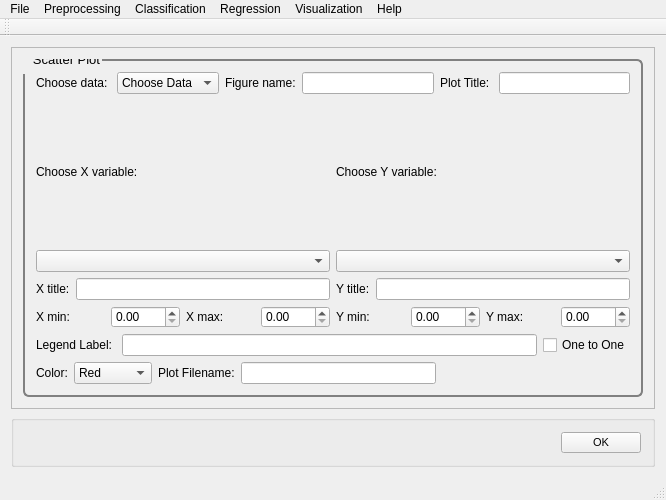
This is src/PYSAT_Gui_UI_Forms/UI Files/01_mainwindow_scatterplot.ui in tisaconundrum2/PySAT-GUI as Qt 5 draws it before an edit. The edited form follows.
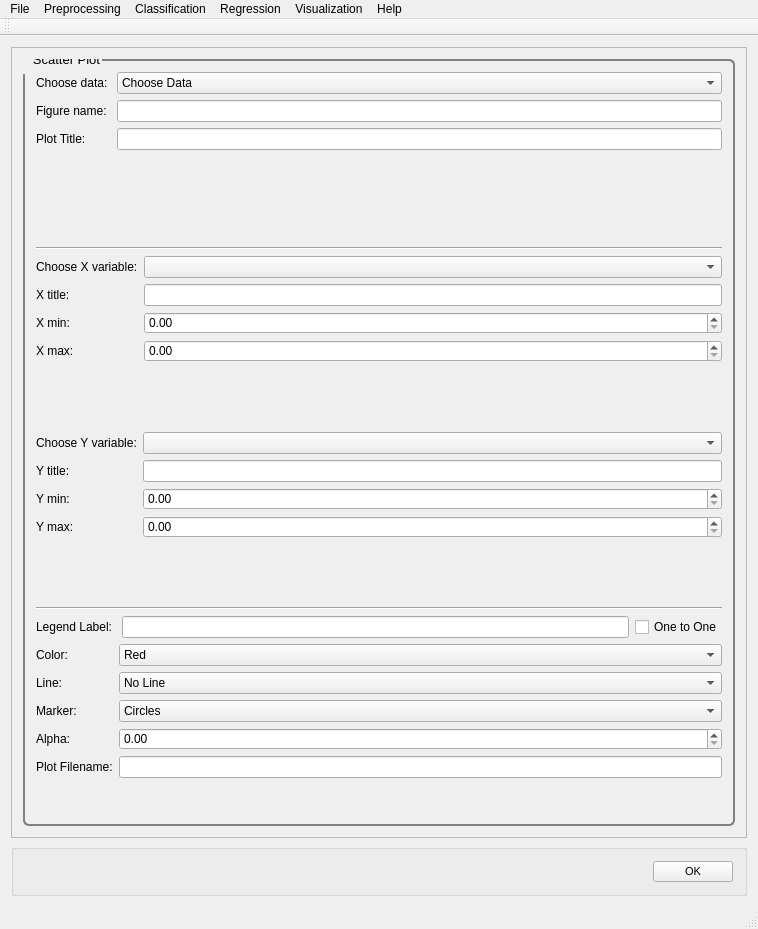
This is the edited form.

Commit message: Fixing plotting UI 	modified:   src/PYSAT_Gui_UI_Forms/README.txt 	modified:   src/PYSAT_Gui_UI_Forms/UI Files/01_mainwindow_scatterplot.ui 	modified:   src/PYSAT_Gui_UI_Forms/UIconversion.bat 	modified:   src/Python PYSAT_GUI/PYSAT_UI_MODULES/normalization_.py 	modified:   src/Python PYSAT_GUI/PYSAT_UI_MODULES/plot_.py

Diff of the .ui file:
```diff
--- a/src/PYSAT_Gui_UI_Forms/UI Files/01_mainwindow_scatterplot.ui
+++ b/src/PYSAT_Gui_UI_Forms/UI Files/01_mainwindow_scatterplot.ui
@@ -6,8 +6,8 @@
    <rect>
     <x>0</x>
     <y>0</y>
-    <width>666</width>
-    <height>500</height>
+    <width>758</width>
+    <height>929</height>
    </rect>
   </property>
   <property name="windowTitle">
@@ -25,8 +25,8 @@
         <rect>
          <x>0</x>
          <y>0</y>
-         <width>642</width>
-         <height>352</height>
+         <width>730</width>
+         <height>753</height>
         </rect>
        </property>
        <property name="font">
@@ -61,17 +61,15 @@
           </property>
           <layout class="QVBoxLayout" name="verticalLayout">
            <item>
-            <layout class="QVBoxLayout" name="scatter_vlayout">
-             <item>
-              <layout class="QHBoxLayout" name="scatter_choosedata_hlayout">
-               <item>
+            <layout class="QFormLayout" name="scatter_choosedata_form">
+             <item row="0" column="0">
                 <widget class="QLabel" name="scatter_choosedata_label">
                  <property name="text">
                   <string>Choose data: </string>
                  </property>
                 </widget>
                </item>
-               <item>
+             <item row="0" column="1">
                 <widget class="QComboBox" name="scatter_choosedata">
                  <property name="iconSize">
                   <size>
@@ -91,135 +89,133 @@
                  </item>
                 </widget>
                </item>
-               <item>
+             <item row="1" column="0">
                 <widget class="QLabel" name="figname_label">
                  <property name="text">
                   <string>Figure name:</string>
                  </property>
                 </widget>
                </item>
-               <item>
+             <item row="1" column="1">
                 <widget class="QLineEdit" name="figname_text"/>
                </item>
-               <item>
+             <item row="2" column="0">
                 <widget class="QLabel" name="plot_title_label">
                  <property name="text">
                   <string>Plot Title: </string>
                  </property>
                 </widget>
                </item>
-               <item>
-                <widget class="QLineEdit" name="plot_title_text"/>
+             <item row="2" column="1">
+              <widget class="QLineEdit" name="plot_title_text">
+               <property name="enabled">
+                <bool>true</bool>
+               </property>
+              </widget>
                </item>
               </layout>
              </item>
              <item>
-              <layout class="QHBoxLayout" name="scatter_choosevars_hlayout">
-               <item>
-                <layout class="QVBoxLayout" name="scatter_choosex_vlayout">
-                 <item>
-                  <widget class="QLabel" name="scatter_choosex_label">
-                   <property name="text">
-                    <string>Choose X variable: </string>
+            <widget class="Line" name="line">
+             <property name="orientation">
+              <enum>Qt::Horizontal</enum>
                    </property>
                   </widget>
                  </item>
                  <item>
+            <layout class="QFormLayout" name="scatter_choosex_form">
+             <item row="0" column="1">
                   <widget class="QComboBox" name="xvar_choices"/>
                  </item>
-                 <item>
-                  <layout class="QHBoxLayout" name="xtitle_hlayout">
-                   <item>
+             <item row="1" column="0">
                     <widget class="QLabel" name="xtitle_label">
                      <property name="text">
                       <string>X title:</string>
                      </property>
                     </widget>
                    </item>
-                   <item>
+             <item row="1" column="1">
                     <widget class="QLineEdit" name="xtitle_text"/>
                    </item>
-                  </layout>
-                 </item>
-                 <item>
-                  <layout class="QHBoxLayout" name="xrange_hlayout">
-                   <item>
-                    <widget class="QLabel" name="xmin_label">
+             <item row="2" column="0">
+              <widget class="QLabel" name="xmin_labe">
                      <property name="text">
                       <string>X min:</string>
                      </property>
                     </widget>
                    </item>
-                   <item>
+             <item row="2" column="1">
                     <widget class="QDoubleSpinBox" name="xmin_spin"/>
                    </item>
-                   <item>
+             <item row="3" column="0">
                     <widget class="QLabel" name="xmax_label">
                      <property name="text">
                       <string>X max:</string>
                      </property>
                     </widget>
                    </item>
-                   <item>
+             <item row="3" column="1">
                     <widget class="QDoubleSpinBox" name="xmax_spin"/>
                    </item>
-                  </layout>
-                 </item>
-                </layout>
-               </item>
-               <item>
-                <layout class="QVBoxLayout" name="scatter_choosey_vlayout">
-                 <item>
-                  <widget class="QLabel" name="scatter_choosey_label">
+             <item row="0" column="0">
+              <widget class="QLabel" name="scatter_choosex_label">
                    <property name="text">
-                    <string>Choose Y variable:</string>
+                <string>Choose X variable:</string>
                    </property>
                   </widget>
                  </item>
+            </layout>
+           </item>
                  <item>
+            <layout class="QFormLayout" name="scatter_choosey_form">
+             <item row="0" column="1">
                   <widget class="QComboBox" name="yvar_choices"/>
                  </item>
-                 <item>
-                  <layout class="QHBoxLayout" name="ytitle_hlayout">
-                   <item>
+             <item row="1" column="0">
                     <widget class="QLabel" name="ytitle_label">
                      <property name="text">
                       <string>Y title:</string>
                      </property>
                     </widget>
                    </item>
-                   <item>
+             <item row="1" column="1">
                     <widget class="QLineEdit" name="ytitle_text"/>
                    </item>
-                  </layout>
-                 </item>
-                 <item>
-                  <layout class="QHBoxLayout" name="yrange_hlayout">
-                   <item>
+             <item row="2" column="0">
                     <widget class="QLabel" name="ymin_label">
                      <property name="text">
                       <string>Y min:</string>
                      </property>
                     </widget>
                    </item>
-                   <item>
+             <item row="2" column="1">
                     <widget class="QDoubleSpinBox" name="ymin_spin"/>
                    </item>
-                   <item>
+             <item row="3" column="0">
                     <widget class="QLabel" name="ymax_label">
                      <property name="text">
                       <string>Y max:</string>
                      </property>
                     </widget>
                    </item>
-                   <item>
+             <item row="3" column="1">
                     <widget class="QDoubleSpinBox" name="ymax_spin"/>
                    </item>
-                  </layout>
+             <item row="0" column="0">
+              <widget class="QLabel" name="scatter_choosey_label">
+               <property name="text">
+                <string>Choose Y variable:</string>
+               </property>
+              </widget>
                  </item>
                 </layout>
                </item>
-              </layout>
+           <item>
+            <widget class="Line" name="line_1">
+             <property name="orientation">
+              <enum>Qt::Horizontal</enum>
+             </property>
+            </widget>
              </item>
              <item>
               <layout class="QHBoxLayout" name="legend_hlayout">
@@ -243,15 +239,18 @@
               </layout>
              </item>
              <item>
-              <layout class="QHBoxLayout" name="scatter_color_file_hlayout">
-               <item>
+            <layout class="QFormLayout" name="formLayout">
+             <property name="fieldGrowthPolicy">
+              <enum>QFormLayout::AllNonFixedFieldsGrow</enum>
+             </property>
+             <item row="0" column="0">
                 <widget class="QLabel" name="color_label">
                  <property name="text">
                   <string>Color:</string>
                  </property>
                 </widget>
                </item>
-               <item>
+             <item row="0" column="1">
                 <widget class="QComboBox" name="color_choices">
                  <property name="iconSize">
                   <size>
@@ -296,30 +295,119 @@
                  </item>
                 </widget>
                </item>
+             <item row="1" column="0">
+              <widget class="QLabel" name="line_label">
+               <property name="text">
+                <string>Line:</string>
+               </property>
+              </widget>
+             </item>
+             <item row="1" column="1">
+              <widget class="QComboBox" name="line_choices">
+               <property name="iconSize">
+                <size>
+                 <width>50</width>
+                 <height>20</height>
+                </size>
+               </property>
                <item>
+                <property name="text">
+                 <string>No Line</string>
+                </property>
+               </item>
+               <item>
+                <property name="text">
+                 <string>Line</string>
+                </property>
+               </item>
+               <item>
+                <property name="text">
+                 <string>Dashed Line</string>
+                </property>
+               </item>
+               <item>
+                <property name="text">
+                 <string>Dotted Line</string>
+                </property>
+               </item>
+              </widget>
+             </item>
+             <item row="2" column="0">
+              <widget class="QLabel" name="marker_label">
+               <property name="text">
+                <string>Marker:</string>
+               </property>
+              </widget>
+             </item>
+             <item row="2" column="1">
+              <widget class="QComboBox" name="marker_choices">
+               <property name="iconSize">
+                <size>
+                 <width>50</width>
+                 <height>20</height>
+                </size>
+               </property>
+               <item>
+                <property name="text">
+                 <string>Circles</string>
+                </property>
+               </item>
+               <item>
+                <property name="text">
+                 <string>Squares</string>
+                </property>
+               </item>
+               <item>
+                <property name="text">
+                 <string>Diamonds</string>
+                </property>
+               </item>
+               <item>
+                <property name="text">
+                 <string>Triangle Up</string>
+                </property>
+               </item>
+               <item>
+                <property name="text">
+                 <string>Triangle Down</string>
+                </property>
+               </item>
+               <item>
+                <property name="text">
+                 <string>Triangle Left</string>
+                </property>
+               </item>
+               <item>
+                <property name="text">
+                 <string>Triangle Right</string>
+                </property>
+               </item>
+               <item>
+                <property name="text">
+                 <string>None</string>
+                </property>
+               </item>
+              </widget>
+             </item>
+             <item row="4" column="0">
                 <widget class="QLabel" name="file_label">
                  <property name="text">
                   <string>Plot Filename:</string>
                  </property>
                 </widget>
                </item>
-               <item>
+             <item row="4" column="1">
                 <widget class="QLineEdit" name="file_text"/>
                </item>
-               <item>
-                <spacer name="scatter_color_file_spacer">
-                 <property name="orientation">
-                  <enum>Qt::Horizontal</enum>
-                 </property>
-                 <property name="sizeHint" stdset="0">
-                  <size>
-                   <width>40</width>
-                   <height>20</height>
-                  </size>
-                 </property>
-                </spacer>
-               </item>
-              </layout>
+             <item row="3" column="0">
+              <widget class="QLabel" name="alpha_label">
+               <property name="text">
+                <string>Alpha:</string>
+               </property>
+              </widget>
+             </item>
+             <item row="3" column="1">
+              <widget class="QDoubleSpinBox" name="alpha_spin"/>
              </item>
             </layout>
            </item>
@@ -380,8 +468,8 @@
     <rect>
      <x>0</x>
      <y>0</y>
-     <width>666</width>
-     <height>26</height>
+     <width>758</width>
+     <height>31</height>
     </rect>
    </property>
    <widget class="QMenu" name="menuFile">
```
Lines whose indentation alone changed are shown as unchanged. The commit also changes 4 other files.
